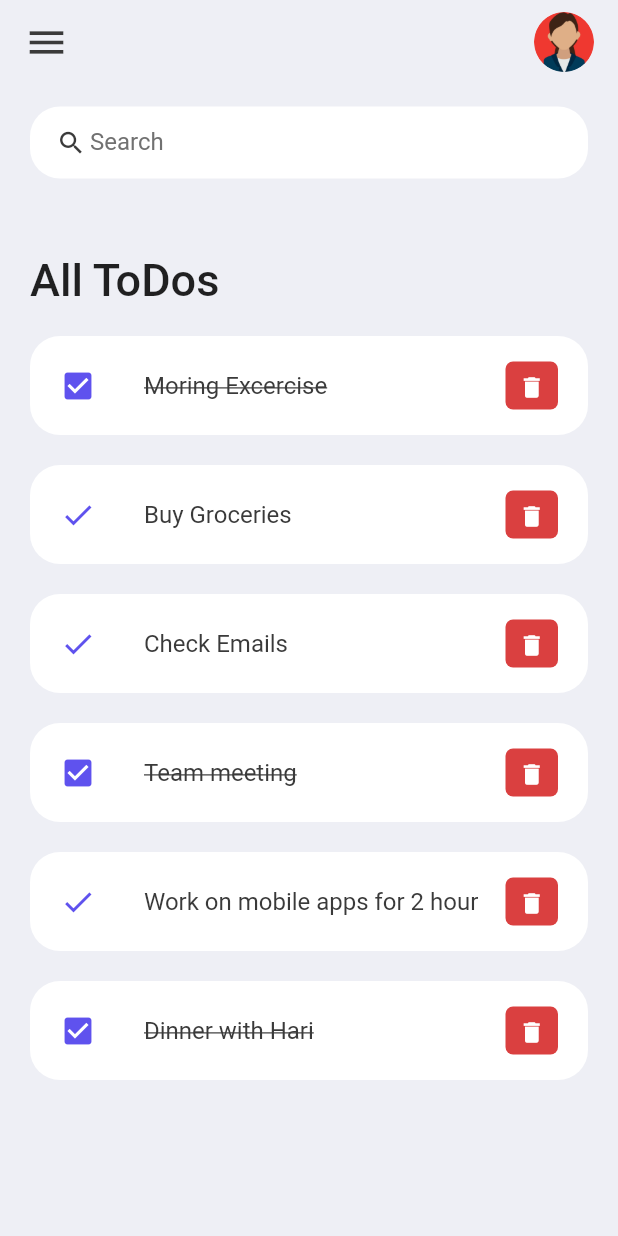
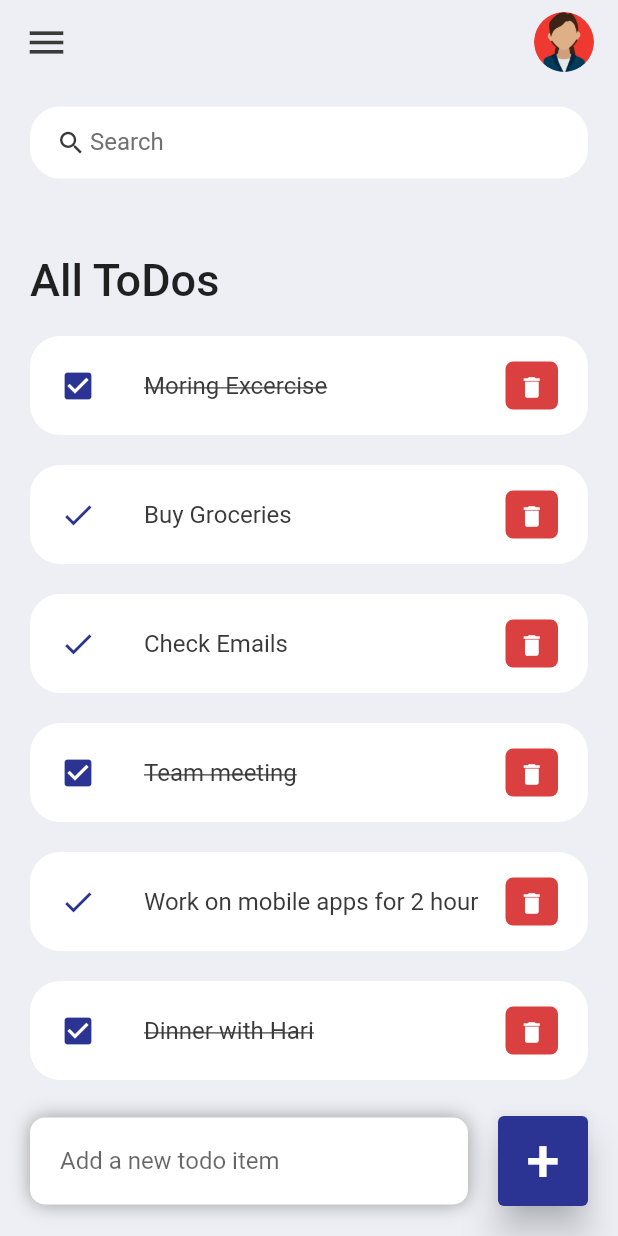
Before and after one commit to AthiraRamesh/ToDo-App, a Flutter app: the screen it shows after launch, on a phone screen of 412 x 824 dp. Run offline on Flutter 3.47's test engine with Material 2 defaults, Android fonts, the light colour scheme and no system bars.

Commit message:
create add ToDo item section using stack widget

```diff
--- a/lib/constants/colors.dart
+++ b/lib/constants/colors.dart
@@ -1,7 +1,7 @@
 import 'package:flutter/material.dart';
 
 const Color tdRed = Color(0xFFDA4040);
-const Color tdBlue = Color(0xFF5F52EE);
+const Color tdBlue = Color(0xFF2c3493);
 const Color tdBlack = Color(0xFF3A3A3A);
 const Color tdGrey = Color(0xFF717171);
 const Color tdBGColor = Color(0xFFEEEFF5);
--- a/lib/screens/home.dart
+++ b/lib/screens/home.dart
@@ -12,7 +12,9 @@
     return Scaffold(
       backgroundColor: tdBGColor,
       appBar: _buildAppBar(),
-      body: Container(
+      body: Stack(
+        children: [
+          Container(
               child: Padding(
             padding: const EdgeInsets.symmetric(horizontal: 20, vertical: 15),
             child: Column(
@@ -25,7 +27,8 @@
                       margin: const EdgeInsets.only(top: 50, bottom: 20),
                       child: const Text(
                         'All ToDos',
-                    style: TextStyle(fontSize: 30, fontWeight: FontWeight.w500),
+                        style: TextStyle(
+                            fontSize: 30, fontWeight: FontWeight.w500),
                       ),
                     ),
                     for (ToDo todoo in todosList)
@@ -37,6 +40,52 @@
               ],
             ),
           )),
+          Align(
+            alignment: Alignment.bottomCenter,
+            child: Row(
+              children: [
+                Expanded(
+                    child: Container(
+                  margin:
+                      const EdgeInsets.only(bottom: 20, right: 20, left: 20),
+                  padding:
+                      const EdgeInsets.symmetric(horizontal: 20, vertical: 5),
+                  decoration: BoxDecoration(
+                    color: Colors.white,
+                    boxShadow: const [
+                      BoxShadow(
+                          color: Colors.grey,
+                          offset: Offset(0.0, 0.0),
+                          blurRadius: 10.0,
+                          spreadRadius: 0.0),
+                    ],
+                    borderRadius: BorderRadius.circular(10),
+                  ),
+                  child: const TextField(
+                    decoration: InputDecoration(
+                        hintText: 'Add a new todo item',
+                        border: InputBorder.none),
+                  ),
+                )),
+                Container(
+                  margin: const EdgeInsets.only(bottom: 20, right: 20),
+                  child: ElevatedButton(
+                    onPressed: () {},
+                    style: ElevatedButton.styleFrom(
+                        primary: tdBlue,
+                        minimumSize: Size(60, 60),
+                        elevation: 10),
+                    child: const Text(
+                      '+',
+                      style: TextStyle(fontSize: 40),
+                    ),
+                  ),
+                )
+              ],
+            ),
+          )
+        ],
+      ),
     );
   }
 
```
Lines whose indentation alone changed are shown as unchanged.
